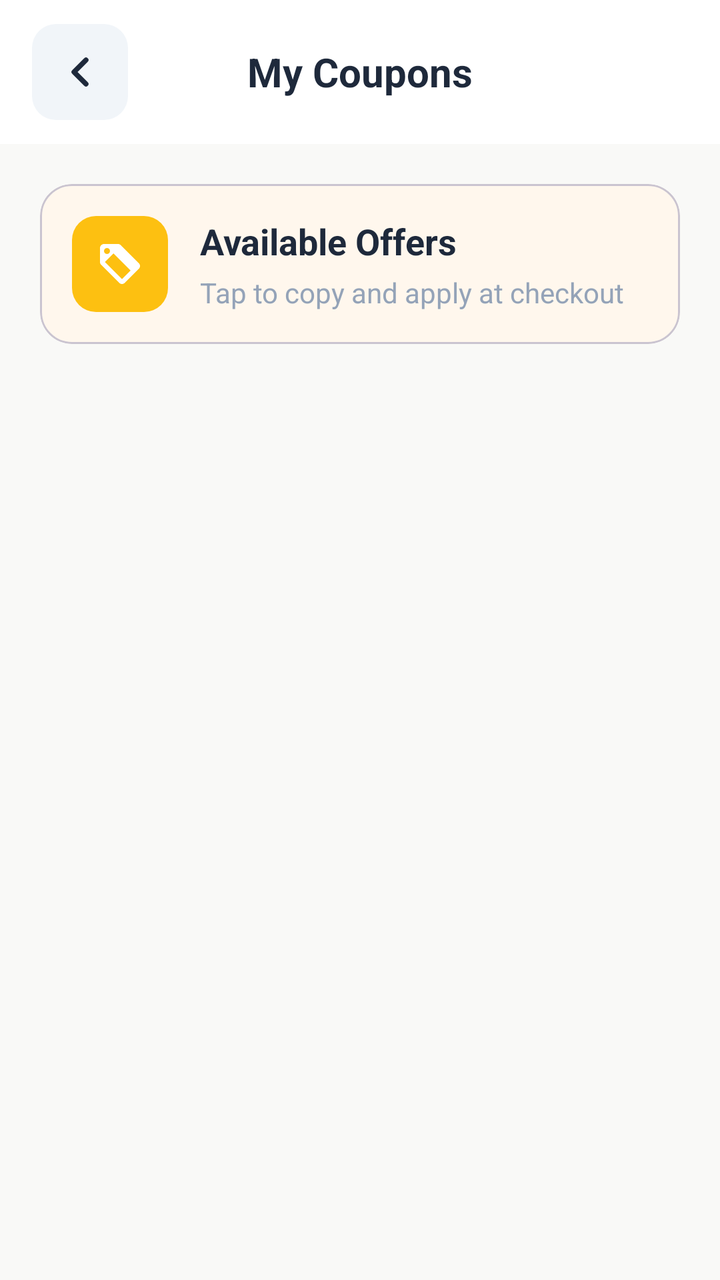
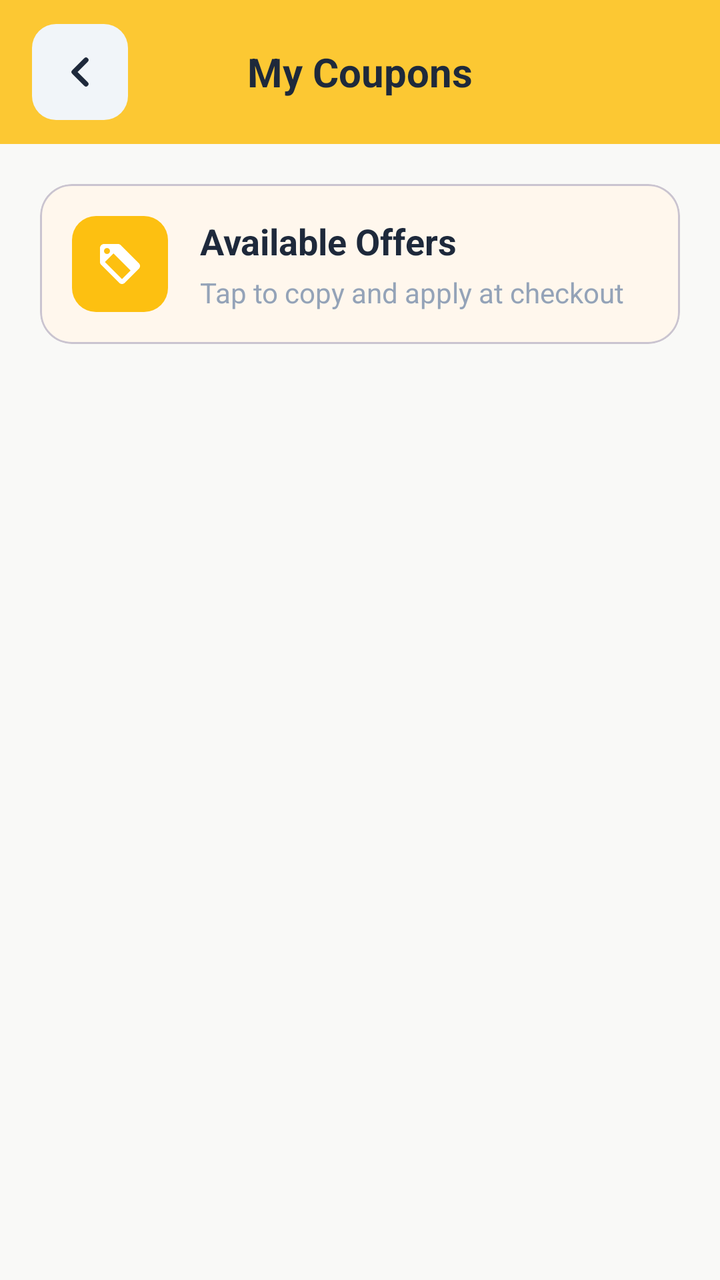

Compare the two renders of this Android layout. The source of the first and the diff that turns it into the second are given below.
<!-- AndroidManifest.xml: application theme Theme.BeckieDealApp -->
<!-- res/layout/activity_coupons.xml -->
<?xml version="1.0" encoding="utf-8"?>
<androidx.constraintlayout.widget.ConstraintLayout xmlns:android="http://schemas.android.com/apk/res/android"
    xmlns:app="http://schemas.android.com/apk/res-auto"
    xmlns:tools="http://schemas.android.com/tools"
    android:layout_width="match_parent"
    android:layout_height="match_parent"
    android:background="@color/background"
    android:fitsSystemWindows="true"
    tools:context=".CouponsActivity">

    
    <com.google.android.material.appbar.AppBarLayout
        android:id="@+id/appBarLayout"
        android:layout_width="match_parent"
        android:layout_height="wrap_content"
        android:background="@color/surface"
        app:elevation="0dp"
        app:layout_constraintTop_toTopOf="parent">

        <com.google.android.material.appbar.MaterialToolbar
            android:id="@+id/topAppBar"
            android:layout_width="match_parent"
            android:layout_height="72dp"
            app:contentInsetStart="0dp">

            <RelativeLayout
                android:layout_width="match_parent"
                android:layout_height="match_parent"
                android:paddingHorizontal="16dp">

                <ImageView
                    android:id="@+id/backButton"
                    android:layout_width="48dp"
                    android:layout_height="48dp"
                    android:layout_alignParentStart="true"
                    android:layout_centerVertical="true"
                    android:background="@drawable/form_field_background"
                    android:padding="12dp"
                    android:src="@drawable/ic_arrow_left"
                    android:contentDescription="Back"
                    app:tint="@color/text_primary" />

                <TextView
                    android:layout_width="wrap_content"
                    android:layout_height="wrap_content"
                    android:layout_centerInParent="true"
                    android:text="My Coupons"
                    android:textColor="@color/text_primary"
                    android:textSize="@dimen/text_size_title"
                    android:textStyle="bold" />

            </RelativeLayout>

        </com.google.android.material.appbar.MaterialToolbar>
    </com.google.android.material.appbar.AppBarLayout>

    <androidx.core.widget.NestedScrollView
        android:id="@+id/couponsScrollView"
        android:layout_width="match_parent"
        android:layout_height="0dp"
        android:fillViewport="true"
        app:layout_constraintTop_toBottomOf="@id/appBarLayout"
        app:layout_constraintBottom_toBottomOf="parent">

        <LinearLayout
            android:layout_width="match_parent"
            android:layout_height="wrap_content"
            android:orientation="vertical"
            android:padding="20dp">

            
            <com.google.android.material.card.MaterialCardView
                android:layout_width="match_parent"
                android:layout_height="wrap_content"
                app:cardCornerRadius="16dp"
                app:cardElevation="0dp"
                app:cardBackgroundColor="@color/badge_bg">
                
                <LinearLayout
                    android:layout_width="match_parent"
                    android:layout_height="wrap_content"
                    android:orientation="horizontal"
                    android:padding="16dp"
                    android:gravity="center_vertical">
                    
                    <ImageView
                        android:layout_width="48dp"
                        android:layout_height="48dp"
                        android:background="@drawable/form_field_background"
                        android:backgroundTint="@color/primary"
                        android:padding="12dp"
                        android:src="@drawable/ic_discount_tag"
                        app:tint="@color/white_fixed" />

                    <LinearLayout
                        android:layout_width="0dp"
                        android:layout_height="wrap_content"
                        android:layout_marginStart="16dp"
                        android:layout_weight="1"
                        android:orientation="vertical">
                        
                        <TextView
                            android:layout_width="wrap_content"
                            android:layout_height="wrap_content"
                            android:text="Available Offers"
                            android:textColor="@color/text_primary"
                            android:textSize="@dimen/text_size_title_small"
                            android:textStyle="bold" />
                        
                        <TextView
                            android:layout_width="wrap_content"
                            android:layout_height="wrap_content"
                            android:layout_marginTop="4dp"
                            android:text="Tap to copy and apply at checkout"
                            android:textColor="@color/text_muted"
                            android:textSize="@dimen/text_size_body" />
                    </LinearLayout>
                </LinearLayout>
            </com.google.android.material.card.MaterialCardView>

            
            <LinearLayout
                android:id="@+id/couponsContainer"
                android:layout_width="match_parent"
                android:layout_height="wrap_content"
                android:layout_marginTop="16dp"
                android:orientation="vertical" />

        </LinearLayout>
    </androidx.core.widget.NestedScrollView>

</androidx.constraintlayout.widget.ConstraintLayout>
<!-- resources referenced by this layout -->
<resources>
  <color name="background">#F9F9F7</color>
  <color name="badge_bg">#FFF7ED</color>
  <color name="primary">#FDC011</color>
  <color name="surface">#FFFFFF</color>
  <color name="text_muted">#94A3B8</color>
  <color name="text_primary">#1E293B</color>
  <color name="white_fixed">#FFFFFF</color>
  <dimen name="text_size_body">13sp</dimen>
  <dimen name="text_size_title">18sp</dimen>
  <dimen name="text_size_title_small">17sp</dimen>
  <!-- drawable form_field_background (drawable) -->
  <?xml version="1.0" encoding="utf-8"?>
  <shape xmlns:android="http://schemas.android.com/apk/res/android">
      <solid android:color="@color/input_background" />
      <corners android:radius="12dp" />
  </shape>
  <style name="Theme.BeckieDealApp" parent="Base.Theme.BeckieDealApp">
          <item name="buttonStyle">@style/Widget.App.Button</item>
          <item name="materialButtonStyle">@style/Widget.App.Button</item>
      </style>
  <color name="input_background">#F1F5F9</color>
  <style name="Widget.App.Button" parent="Widget.Material3.Button">
          <item name="shapeAppearance">@style/ShapeAppearance.App.Button.Pill</item>
          <item name="android:textAppearance">@style/TextAppearance.App.Button</item>
      </style>
  <color name="on_primary">#FFFFFF</color>
  <color name="primary_container">#FDC011</color>
  <color name="on_primary_container">#582200</color>
  <color name="on_surface">#251913</color>
  <style name="TextAppearance.App.ScreenTitle" parent="TextAppearance.Material3.HeadlineMedium">
          <item name="android:fontFamily">@font/amulya_bold</item>
          <item name="android:textSize">28sp</item>
          <item name="android:letterSpacing">-0.02</item>
          <item name="android:textColor">@color/text_primary</item>
      </style>
  <style name="TextAppearance.App.ProductName" parent="TextAppearance.Material3.HeadlineSmall">
          <item name="android:fontFamily">@font/amulya_bold</item>
          <item name="android:textSize">24sp</item>
          <item name="android:letterSpacing">-0.02</item>
          <item name="android:textColor">@color/text_primary</item>
      </style>
  <style name="TextAppearance.App.PriceHero" parent="TextAppearance.Material3.TitleLarge">
          <item name="android:fontFamily">@font/amulya_bold</item>
          <item name="android:textSize">22sp</item>
          <item name="android:letterSpacing">-0.01</item>
          <item name="android:textColor">@color/text_primary</item>
      </style>
  <style name="TextAppearance.App.SectionHeader" parent="TextAppearance.Material3.TitleMedium">
          <item name="android:fontFamily">@font/amulya_bold</item>
          <item name="android:textSize">18sp</item>
          <item name="android:letterSpacing">-0.01</item>
          <item name="android:textColor">@color/text_primary</item>
      </style>
  <style name="TextAppearance.App.CardProductName" parent="TextAppearance.Material3.BodyLarge">
          <item name="android:fontFamily">@font/synonym_medium</item>
          <item name="android:textSize">15sp</item>
          <item name="android:letterSpacing">0</item>
          <item name="android:textColor">@color/text_primary</item>
      </style>
  <style name="TextAppearance.App.Button" parent="TextAppearance.Material3.LabelLarge">
          <item name="android:fontFamily">@font/synonym_semibold</item>
          <item name="android:textSize">15sp</item>
          <item name="android:letterSpacing">0.01</item>
          <item name="android:textAllCaps">false</item>
      </style>
  <style name="ShapeAppearance.App.Button.Pill" parent="">
          <item name="cornerFamily">rounded</item>
          <item name="cornerSize">50%</item>
      </style>
  <color name="text_secondary">#64748B</color>
  <color name="nav_indicator_fill">#FFF1EB</color>
  <style name="ShapeAppearance.App.BottomNav.ActiveIndicator" parent="">
          <item name="cornerFamily">rounded</item>
          <item name="cornerSize">50%</item>
      </style>
  <!-- unchanged entries left out for length: 8 -->
</resources>

<!-- the commit's change to res/layout/activity_coupons.xml (unified diff, before → after) -->
@@ -13,7 +13,7 @@
         android:id="@+id/appBarLayout"
         android:layout_width="match_parent"
         android:layout_height="wrap_content"
-        android:background="@color/surface"
+        android:background="@color/topbar_yellow_transparent"
         app:elevation="0dp"
         app:layout_constraintTop_toTopOf="parent">
 
<!-- resource entries referenced after the edit -->
@@ -6,6 +6,7 @@
   <color name="surface">#FFFFFF</color>
   <color name="text_muted">#94A3B8</color>
   <color name="text_primary">#1E293B</color>
+  <color name="topbar_yellow_transparent">#D9FDC011</color>
   <color name="white_fixed">#FFFFFF</color>
   <dimen name="text_size_body">13sp</dimen>
   <dimen name="text_size_title">18sp</dimen>
